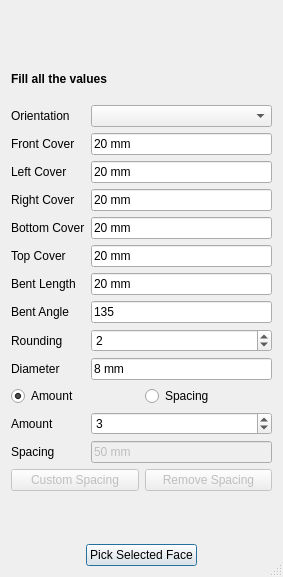
First picture: the form in BentShapeRebar.ui, repository amrit3701/FreeCAD-Reinforcement, before the edit.
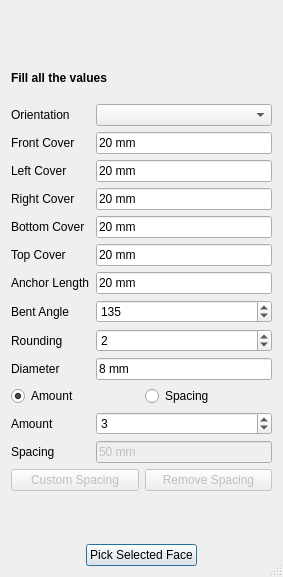
Second picture: the form after the edit. Custom widgets are drawn as their Qt base class.

Commit message: Change field of bentAngle in bentShape rebar

Diff of the .ui file:
```diff
--- a/BentShapeRebar.ui
+++ b/BentShapeRebar.ui
@@ -232,7 +232,7 @@
      <item row="6" column="0">
       <widget class="QLabel" name="bentLengthLabel">
        <property name="text">
-        <string>Bent Length</string>
+        <string>Anchor Length</string>
        </property>
       </widget>
      </item>
@@ -253,16 +253,6 @@
        </property>
       </widget>
      </item>
-     <item row="7" column="1">
-      <widget class="Gui::InputField" name="bentAngle">
-       <property name="text">
-        <string>135</string>
-       </property>
-       <property name="unit" stdset="0">
-        <string notr="true"/>
-       </property>
-      </widget>
-     </item>
      <item row="8" column="1">
       <widget class="Gui::PrefSpinBox" name="rounding">
        <property name="value">
@@ -270,6 +260,16 @@
        </property>
       </widget>
      </item>
+     <item row="7" column="1">
+      <widget class="Gui::PrefSpinBox" name="bentAngle">
+       <property name="maximum">
+        <number>179</number>
+       </property>
+       <property name="value">
+        <number>135</number>
+       </property>
+      </widget>
+     </item>
     </layout>
    </item>
    <item row="0" column="0" alignment="Qt::AlignHCenter">
```
Left out of the diff: 14 changed lines with no effect on the pictures. The commit also changes 1 other file.
